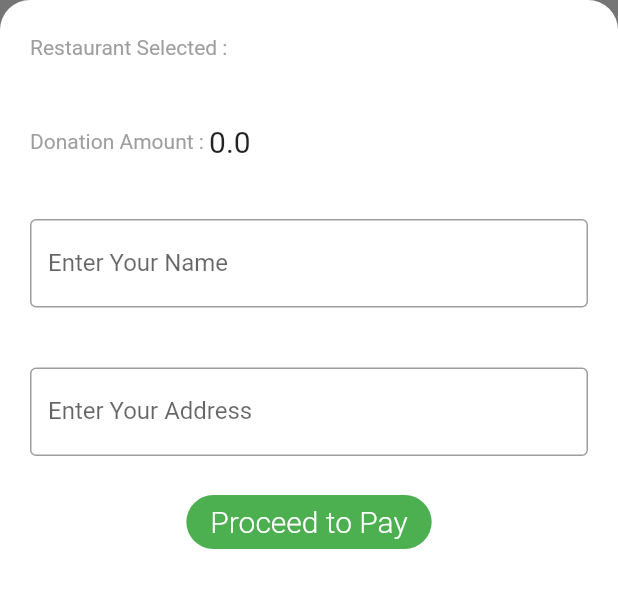
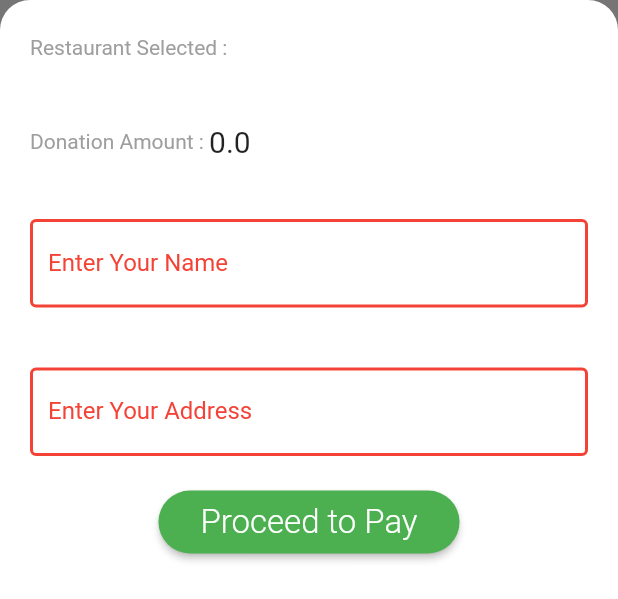
Before and after one commit to abhijeetpanda12/first-wish, a Flutter app: the DonateModalWidget widget shown alone on an empty page, opened directly with empty values, on a phone screen of 412 x 824 dp. Shown: the top 599 px of the screen. Run offline on Flutter 3.47's test engine with Material 2 defaults, Android fonts, the phone set to English and light mode, and no system bars; our stand-ins replace cloud_firestore, firebase_auth, firebase_core, firebase_remote_config, firebase_storage, fluttertoast; missing offline and left inert: razorpay_flutter; accounts and stored records are empty.

```diff
--- a/lib/widgets/decorated_text_input.dart
+++ b/lib/widgets/decorated_text_input.dart
@@ -15,10 +15,15 @@ class DecoratedTextInput extends StatelessWidget {
           Flexible(
             child: TextField(
               controller: textController,
+              style: TextStyle(color: Theme.of(context).primaryColor),
               decoration: InputDecoration(
-                labelText: nameText,
-                border: const OutlineInputBorder(),
-              ),
+                  enabledBorder: OutlineInputBorder(
+                    borderSide: BorderSide(
+                        color: Theme.of(context).primaryColor, width: 2.0),
+                  ),
+                  labelText: nameText,
+                  labelStyle: TextStyle(color: Theme.of(context).primaryColor),
+                  border: const OutlineInputBorder()),
             ),
           ),
         ],
--- a/lib/widgets/donate_modal.dart
+++ b/lib/widgets/donate_modal.dart
@@ -69,7 +69,7 @@ class DonateModalWidget extends StatelessWidget {
               textController: addressController,
               nameText: "Enter Your Address",
             ),
-            FlatButton(
+            RaisedButton(
               color: Colors.green,
               onPressed: () {
                 print(amount);
@@ -79,12 +79,16 @@ class DonateModalWidget extends StatelessWidget {
                   // Navigator.popAndPushNamed(context, DonationScreen.id);
                   onpress(nameController.text, addressController.text);
               },
-              child: Text(
-                'Proceed to Pay',
-                style: TextStyle(
-                  color: Colors.white,
-                  fontSize: 20,
-                  fontWeight: FontWeight.w300,
+              child: Padding(
+                padding:
+                    const EdgeInsets.symmetric(vertical: 8.0, horizontal: 12),
+                child: Text(
+                  'Proceed to Pay',
+                  style: TextStyle(
+                    color: Colors.white,
+                    fontSize: 22,
+                    fontWeight: FontWeight.w300,
+                  ),
                 ),
               ),
               shape: RoundedRectangleBorder(
```
Also changed, not shown: lib/widgets/donation_card.dart (+28 -1 lines), lib/widgets/donation_request_list.dart (+7 -6 lines), lib/widgets/restaurant_card.dart (+10 -3 lines).
